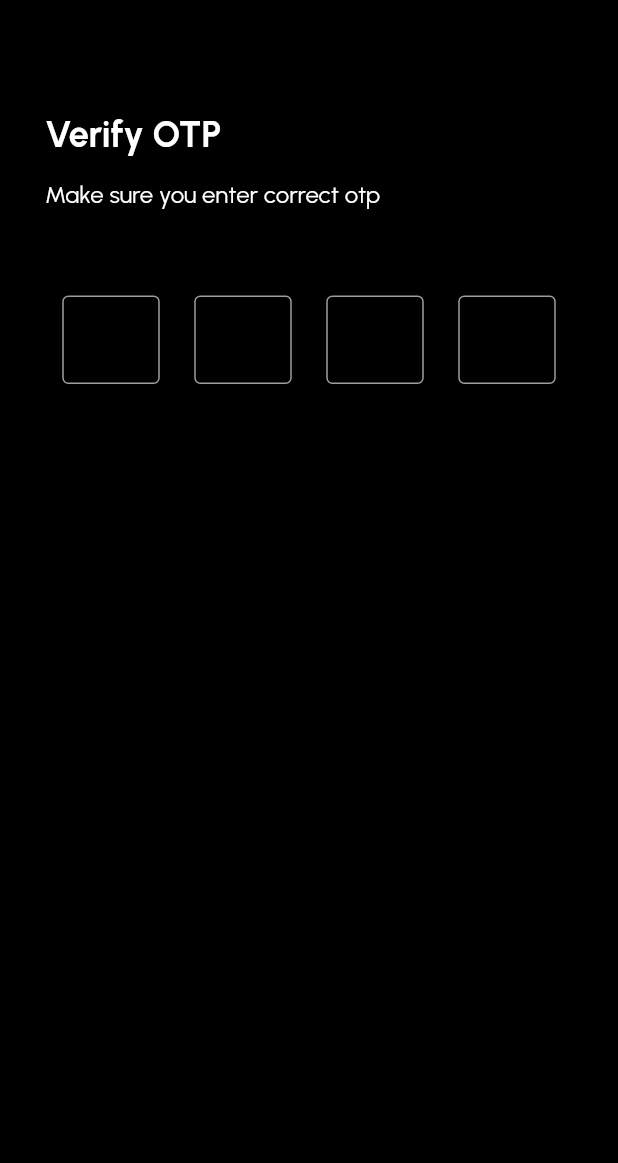
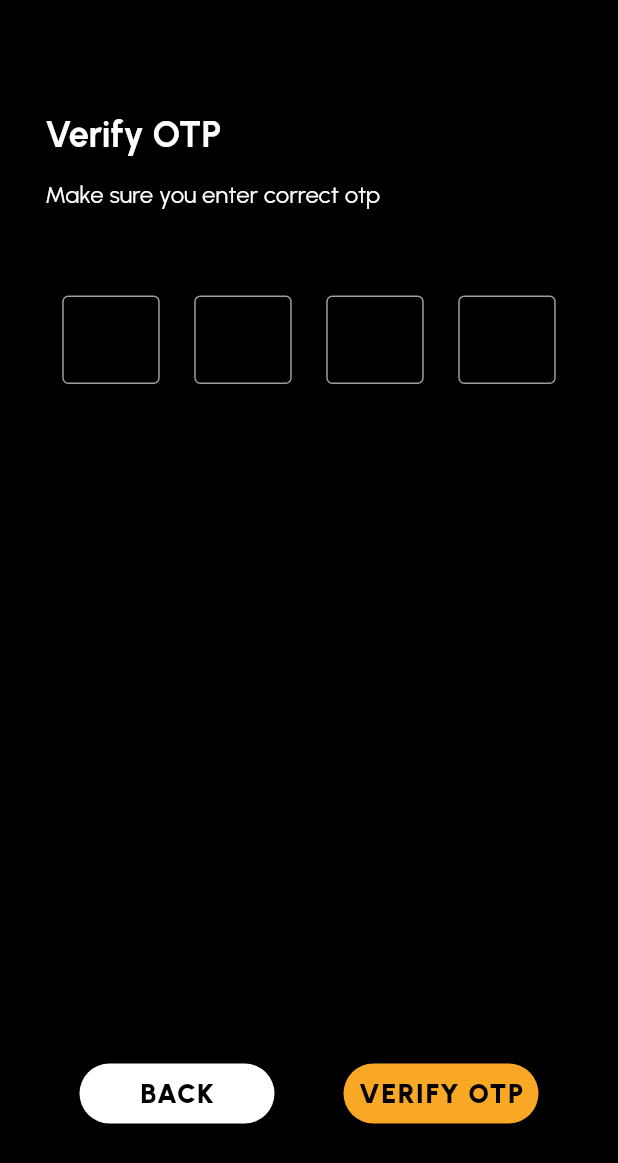
Before and after one commit to kaandi02/chatapp_flutter, a Flutter app: the OtpVerification screen opened directly, on a phone screen of 412 x 824 dp. Shown: the top 1163 px of the screen. Run offline on Flutter 3.47's test engine with Material 2 defaults, Android fonts, the phone set to English and light mode, and no system bars; our stand-ins replace firebase_core, flutter_svg, google_fonts, google_nav_bar, intl_phone_number_input; accounts and stored records are empty.

Commit message:
finished otp verification page and bottom navbar in home page

```diff
--- a/lib/constants.dart
+++ b/lib/constants.dart
@@ -5,7 +5,7 @@ Color kPrimaryColor = const Color(0xfff9a826);
 
 buildExploreTextTitle(String text){
   return Padding(
-    padding: EdgeInsets.only(top:20,bottom: 8),
+    padding: const EdgeInsets.only(top:20,bottom: 8),
     child: Text(
       text,
       style: GoogleFonts.urbanist(
@@ -19,7 +19,7 @@ buildExploreTextTitle(String text){
 
 buildExploreTextSubTitle(String text){
   return Padding(
-    padding: EdgeInsets.all(20),
+    padding: const EdgeInsets.all(20),
     child: Text(
       text,
       style: GoogleFonts.urbanist(
@@ -33,7 +33,7 @@ buildExploreTextSubTitle(String text){
 
 buildLoginTextTitle(String text){
   return Padding(
-    padding: EdgeInsets.only(top:20,bottom: 8),
+    padding: const EdgeInsets.only(top:20,bottom: 8),
     child: Text(
       text,
       style: GoogleFonts.urbanist(
@@ -48,7 +48,7 @@ buildLoginTextTitle(String text){
 
 buildLoginTextSubTitle(String text){
   return Padding(
-    padding: EdgeInsets.all(0),
+    padding: const EdgeInsets.all(0),
     child: Text(
       text,
       style: GoogleFonts.urbanist(
@@ -63,7 +63,7 @@ buildLoginTextSubTitle(String text){
 
 buildTextTitleVariation1(String text){
   return Padding(
-    padding: EdgeInsets.only(bottom: 8),
+    padding: const EdgeInsets.only(bottom: 8),
     child: Text(
       text,
       style: GoogleFonts.breeSerif(
@@ -77,7 +77,7 @@ buildTextTitleVariation1(String text){
 
 buildTextTitleVariation2(String text, bool opacity){
   return Padding(
-    padding: EdgeInsets.only(bottom: 16),
+    padding: const EdgeInsets.only(bottom: 16),
     child: Text(
       text,
       style: GoogleFonts.urbanist(
@@ -91,7 +91,7 @@ buildTextTitleVariation2(String text, bool opacity){
 
 buildTextSubTitleVariation1(String text){
   return Padding(
-    padding: EdgeInsets.only(bottom: 8),
+    padding: const EdgeInsets.only(bottom: 8),
     child: Text(
       text,
       style: TextStyle(
@@ -105,7 +105,7 @@ buildTextSubTitleVariation1(String text){
 
 buildTextSubTitleVariation2(String text){
   return Padding(
-    padding: EdgeInsets.only(bottom: 8),
+    padding: const EdgeInsets.only(bottom: 8),
     child: Text(
       text,
       overflow: TextOverflow.ellipsis,
--- a/lib/main.dart
+++ b/lib/main.dart
@@ -28,7 +28,7 @@ class _MyappState extends State<Myapp> {
         textTheme: GoogleFonts.urbanistTextTheme(),
       ),
       debugShowCheckedModeBanner: false,
-      home: Explore(),
+      home: const Explore(),
     );
   }
 }
--- a/lib/pages/otp_verification.dart
+++ b/lib/pages/otp_verification.dart
@@ -2,6 +2,8 @@ import 'package:flutter/material.dart';
 import 'package:flutter/services.dart';
 import 'package:google_fonts/google_fonts.dart';
 import 'package:testapp/constants.dart';
+import 'package:testapp/pages/home.dart';
+import 'package:testapp/pages/login.dart';
 
 class OtpVerification extends StatefulWidget {
   const OtpVerification({super.key});
@@ -191,10 +193,36 @@ class _OtpVerificationState extends State<OtpVerification> {
                                 ],
                               ),
                             ),
-
                           ],
                         )
                     )
+                  ),
+
+                  Expanded(
+                      child: Align(
+                        alignment: Alignment.bottomCenter,
+                        child: Row(
+                          mainAxisAlignment: MainAxisAlignment.spaceAround,
+                          children: [
+                            Container(
+                              width: 130,
+                              height: 40,
+                              decoration: BoxDecoration(borderRadius: BorderRadius.circular(30),color: Colors.white),
+                              child: TextButton(onPressed: (){
+                                Navigator.push(context, MaterialPageRoute(builder: (context)=>const Login()));
+                              }, child: const Text("BACK",style: TextStyle(letterSpacing:1,fontSize: 18,fontWeight: FontWeight.w900,color: Colors.black),)),
+                            ),
+                            Container(
+                              width: 130,
+                              height: 40,
+                              decoration: BoxDecoration(borderRadius: BorderRadius.circular(30),color: kPrimaryColor),
+                              child: TextButton(onPressed: (){
+                                Navigator.push(context, MaterialPageRoute(builder: (context)=>const Home()));
+                              }, child: const Text("VERIFY OTP",style: TextStyle(letterSpacing:1,fontSize: 18,fontWeight: FontWeight.w900,color: Colors.black),)),
+                            ),
+                          ],
+                        ),
+                      )
                   )
 
                 ],
--- a/pubspec.yaml
+++ b/pubspec.yaml
@@ -39,6 +39,7 @@ dependencies:
   google_fonts: ^5.1.0
   firebase_core: ^2.15.0
   intl_phone_number_input: ^0.7.3+1
+  google_nav_bar: ^5.0.6
 
 dev_dependencies:
   flutter_test:
```
Also changed, not shown: lib/pages/home.dart (added, +69 -0 lines), pubspec.lock.
